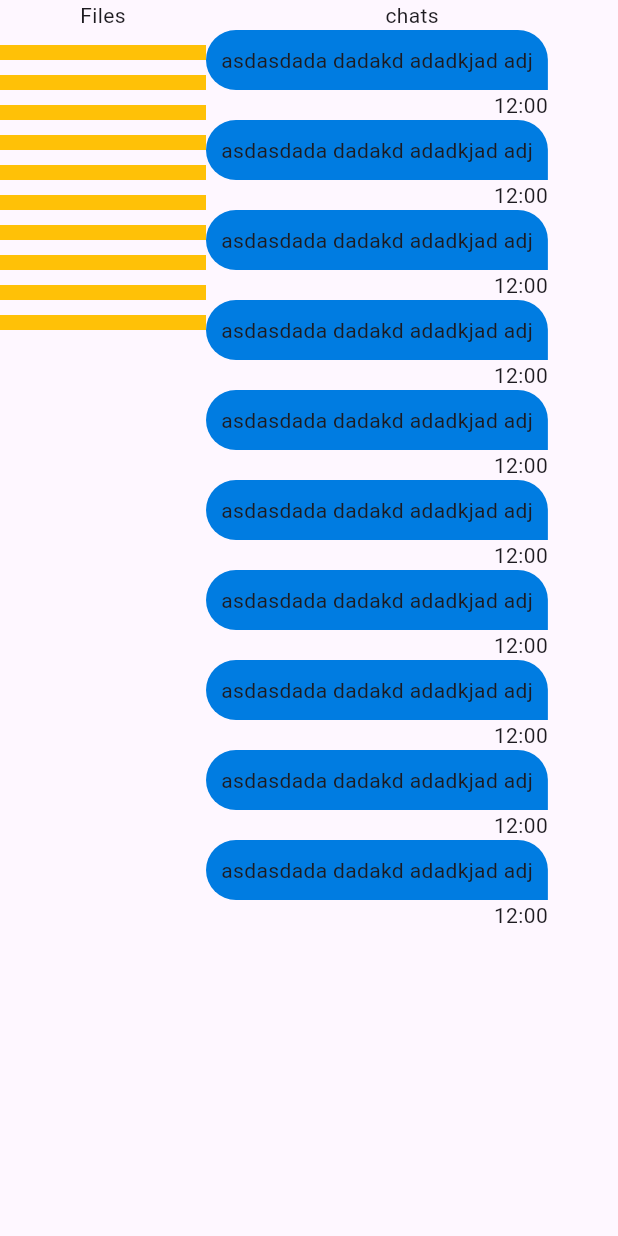
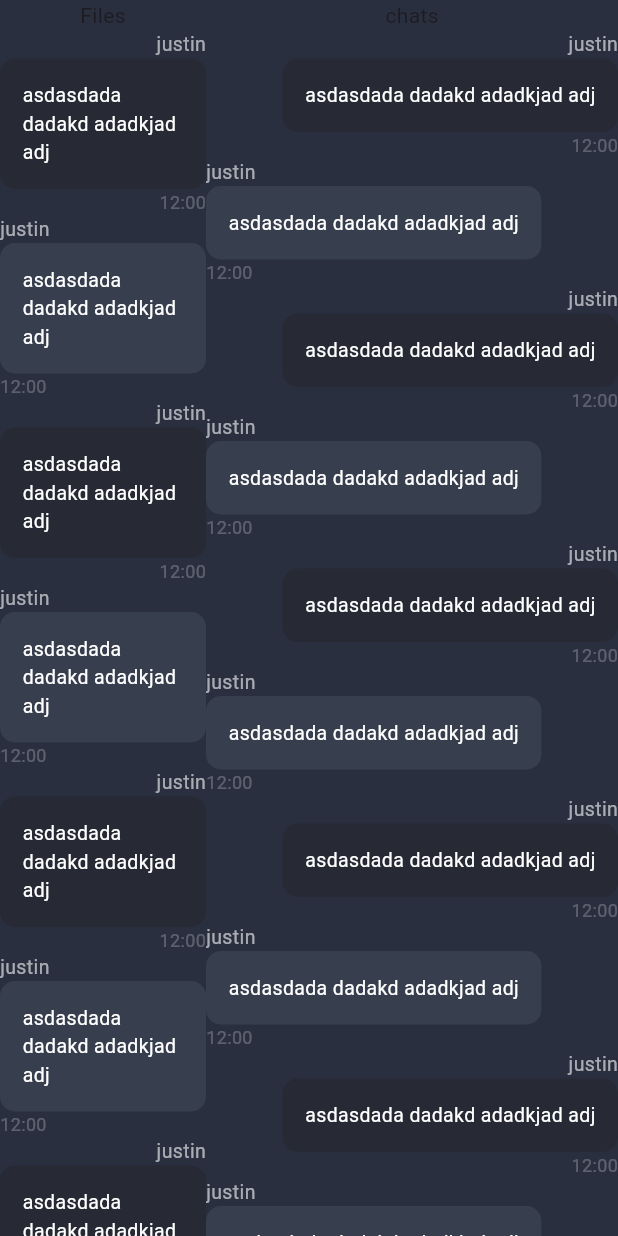
Before and after one commit to justin-prabhakaran/aaa-chat-share, a Flutter app: the screen it shows after launch, on a phone screen of 412 x 824 dp. Run offline on Flutter 3.47's test engine with Material 3 defaults, Android fonts, the phone set to English and light mode, and no system bars; our stand-ins replace bloc, equatable, flutter_bloc, google_fonts.

Commit message:
Added some shit

```diff
--- /dev/null
+++ b/lib/core/theme.dart
@@ -0,0 +1,12 @@
+import 'dart:ui';
+
+class AppColor {
+  static const dark = Color(0xFF292F3F); //for bg
+  static const light = Color(0xFF373E4E); //secodory bg
+  static const darkest = Color(0xFF272A35); //for message container
+  static const violet = Color(0xFFB347EA);
+  static const orange = Color(0xFFF18303);
+  static const blue = Color(0xFF03A9F1);
+  static const green = Color(0xFF00AC83);
+  static const lightblue = Color(0xFF837DFF);
+}
--- a/lib/features/chat/presentation/pages/chat_page.dart
+++ b/lib/features/chat/presentation/pages/chat_page.dart
@@ -20,11 +20,12 @@ class ChatPage extends StatelessWidget {
                 child: ListView.builder(
                   itemCount: 10,
                   itemBuilder: (context, index) {
-                    return Container(
-                      margin: const EdgeInsets.only(top: 10),
-                      color: Colors.amber,
-                      height: 10,
-                      width: double.infinity,
+                    return Align(
+                      alignment: Alignment.topLeft,
+                      child: MessageWidget(
+                          isMe: index % 2 == 0,
+                          content: "asdasdada dadakd adadkjad adj",
+                          date: "12:00"),
                     );
                   },
                 ),
@@ -41,12 +42,10 @@ class ChatPage extends StatelessWidget {
                 child: ListView.builder(
                   itemCount: 10,
                   itemBuilder: (context, index) {
-                    return Align(
-                      alignment: Alignment.topLeft,
-                      child: MessageWidget(
-                          content: "asdasdada dadakd adadkjad adj",
-                          date: "12:00"),
-                    );
+                    return MessageWidget(
+                        isMe: index % 2 == 0,
+                        content: "asdasdada dadakd adadkjad adj",
+                        date: "12:00");
                   },
                 ),
               )
--- a/lib/features/chat/presentation/widgets/message_widget.dart
+++ b/lib/features/chat/presentation/widgets/message_widget.dart
@@ -1,30 +1,58 @@
+import 'package:aaa_chat_share/core/theme.dart';
 import 'package:flutter/material.dart';
+import 'package:google_fonts/google_fonts.dart';
 
 class MessageWidget extends StatelessWidget {
+  final bool isMe;
   final String content;
   final String date;
-  const MessageWidget({super.key, required this.content, required this.date});
+  const MessageWidget(
+      {super.key,
+      required this.content,
+      required this.date,
+      required this.isMe});
 
   @override
   Widget build(BuildContext context) {
-    return Column(
-      crossAxisAlignment: CrossAxisAlignment.end,
-      children: [
-        Container(
-          padding: const EdgeInsets.all(10),
-          height: 40,
-          decoration: const BoxDecoration(
-            color: Color(0xFF007CE1),
-            borderRadius: BorderRadius.only(
-              topLeft: Radius.circular(30),
-              topRight: Radius.circular(30),
-              bottomLeft: Radius.circular(30),
+    return Align(
+      alignment: isMe ? Alignment.topRight : Alignment.topLeft,
+      child: Column(
+        crossAxisAlignment:
+            isMe ? CrossAxisAlignment.end : CrossAxisAlignment.start,
+        children: [
+          Text(
+            'justin',
+            style: GoogleFonts.roboto(
+              color: Colors.white60,
+              fontSize: 13,
             ),
           ),
-          child: Text(content),
-        ),
-        Text(date)
-      ],
+          Container(
+            padding: const EdgeInsets.all(15),
+            // height: 40,
+            decoration: BoxDecoration(
+              color: isMe ? AppColor.darkest : AppColor.light,
+              // borderRadius: const BorderRadius.only(
+              //   topLeft: Radius.circular(30),
+              //   topRight: Radius.circular(30),
+              //   bottomLeft: Radius.circular(30),
+              // ),
+
+              borderRadius: const BorderRadius.all(
+                Radius.circular(10),
+              ),
+            ),
+            child: Text(
+              content,
+              style: GoogleFonts.roboto(color: Colors.white, fontSize: 13),
+            ),
+          ),
+          Text(
+            date,
+            style: GoogleFonts.roboto(fontSize: 12, color: Colors.white24),
+          )
+        ],
+      ),
     );
   }
 }
--- a/lib/main.dart
+++ b/lib/main.dart
@@ -1,3 +1,4 @@
+import 'package:aaa_chat_share/core/theme.dart';
 import 'package:aaa_chat_share/features/chat/presentation/pages/chat_page.dart';
 import 'package:flutter/material.dart';
 
@@ -10,8 +11,9 @@ class MyApp extends StatelessWidget {
 
   @override
   Widget build(BuildContext context) {
-    return const MaterialApp(
-      home:  ChatPage(),
+    return MaterialApp(
+      theme: ThemeData(scaffoldBackgroundColor: AppColor.dark),
+      home: const ChatPage(),
     );
   }
 }
--- a/pubspec.yaml
+++ b/pubspec.yaml
@@ -37,6 +37,7 @@ dependencies:
   cupertino_icons: ^1.0.6
   flutter_bloc: ^8.1.5
   equatable: ^2.0.5
+  google_fonts: ^6.2.1
 
 dev_dependencies:
   flutter_test:
```
Also changed, not shown: pubspec.lock, 1 other file.
